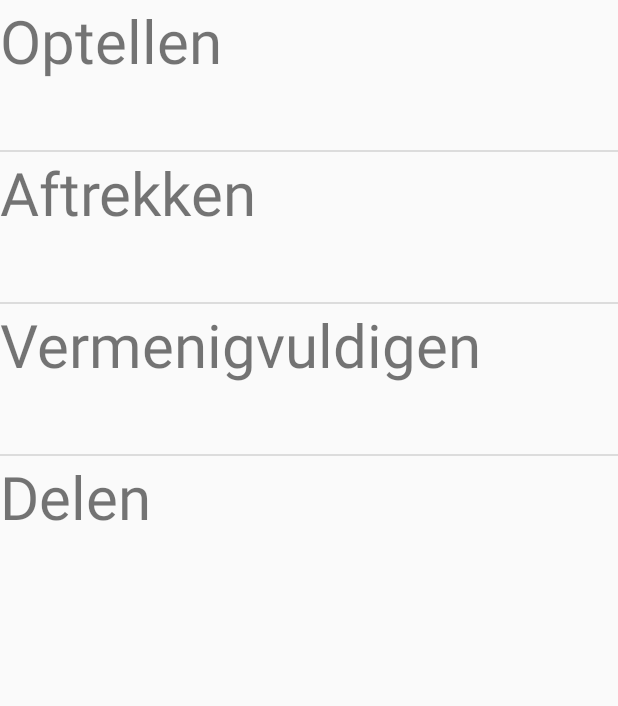
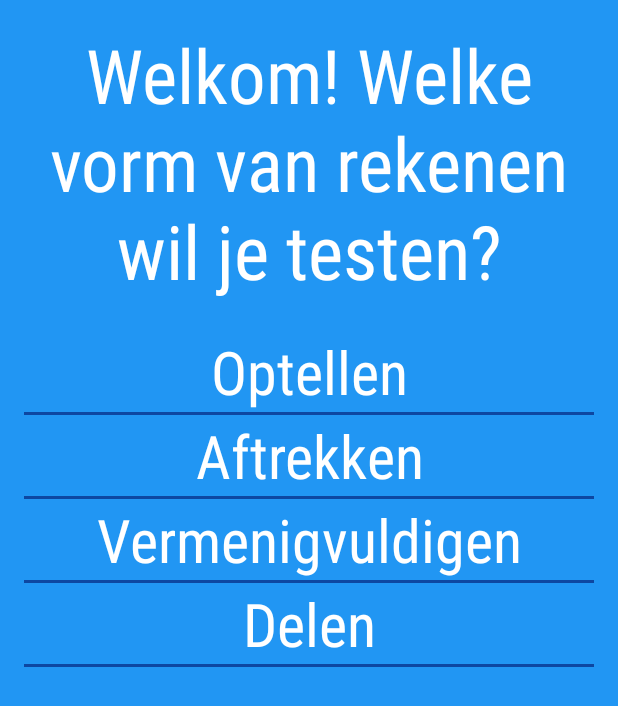
Before and after one commit to michielpauw/tutor-tool, an Android app: the screen it shows after launch (MainActivity), on a phone screen of 412 x 824 dp. Shown: the top 706 px of the screen. Run offline under Robolectric (Android 15) with nearby library versions, the phone set to English and light mode, and no system bars.

Commit message:
Made some progress in analysing multiple problems at once. Starting to look nice too!

```diff
--- a/app/src/main/AndroidManifest.xml
+++ b/app/src/main/AndroidManifest.xml
@@ -14,8 +14,10 @@
         android:label="@string/app_name"
         android:theme="@style/AppTheme" >
         <activity
+            android:screenOrientation="portrait"
             android:name=".MainActivity"
-            android:label="@string/app_name" >
+            android:label="@string/app_name"
+            android:theme="@style/RekenTheme" >
             <intent-filter>
                 <action android:name="android.intent.action.MAIN" />
 
@@ -23,6 +25,7 @@
             </intent-filter>
         </activity>
         <activity
+            android:screenOrientation="portrait"
             android:name=".ProblemActivity"
             android:label="@string/title_activity_reken"
             android:theme="@style/RekenTheme" >
--- a/app/src/main/java/nl/mprog/rekenbijles/MainActivity.java
+++ b/app/src/main/java/nl/mprog/rekenbijles/MainActivity.java
@@ -14,6 +14,7 @@ import android.view.View;
 import android.widget.AdapterView;
 import android.widget.ArrayAdapter;
 import android.widget.ListView;
+import android.widget.TextView;
 
 public class MainActivity extends ListActivity implements AdapterView.OnItemClickListener {
 
@@ -30,6 +31,8 @@ public class MainActivity extends ListActivity implements AdapterView.OnItemClic
 
         setListAdapter(adapter);
         ListView l = this.getListView();
+        TextView text = (TextView) this.findViewById(R.id.textView);
+        text.setText("Welkom! Welke vorm van rekenen wil je testen?");
         l.setOnItemClickListener(this);
     }
 
--- a/app/src/main/res/layout/activity_main.xml
+++ b/app/src/main/res/layout/activity_main.xml
@@ -1,5 +1,39 @@
-<ListView xmlns:android="http://schemas.android.com/apk/res/android"
-  android:id="@android:id/list"
-  android:layout_width="match_parent"
-  android:layout_height="wrap_content" >
-</ListView>
+<RelativeLayout
+    xmlns:android="http://schemas.android.com/apk/res/android"
+    xmlns:tools="http://schemas.android.com/tools"
+    android:layout_width="match_parent"
+    android:layout_height="match_parent"
+    android:paddingBottom="@dimen/activity_vertical_margin"
+    android:paddingLeft="@dimen/activity_horizontal_margin"
+    android:paddingRight="@dimen/activity_horizontal_margin"
+    android:paddingTop="@dimen/activity_vertical_margin"
+    tools:context="nl.mprog.rekenbijles.ProblemActivity"
+    android:id="@+id/root_layout"
+    android:background="@color/primary1">
+    <TextView
+        android:layout_width="wrap_content"
+        android:layout_height="wrap_content"
+        android:textAppearance="?android:attr/textAppearanceLarge"
+        android:text="Large Text"
+        android:id="@+id/textView"
+        android:layout_alignParentTop="true"
+        android:layout_alignParentLeft="true"
+        android:layout_alignParentStart="true"
+        android:layout_alignRight="@android:id/list"
+        android:layout_alignEnd="@android:id/list"
+        android:gravity="center"
+        android:textColor="@color/white"
+        android:textSize="50dp"
+        android:fontFamily="sans-serif-condensed"/>
+    <ListView xmlns:android="http://schemas.android.com/apk/res/android"
+          android:id="@android:id/list"
+          android:layout_width="match_parent"
+          android:layout_height="match_parent"
+          android:divider="@color/primary2"
+          android:dividerHeight="2dip"
+          android:layout_alignParentLeft="true"
+          android:layout_alignParentStart="true"
+          android:layout_marginTop="20dp"
+          android:layout_below="@id/textView">
+    </ListView>
+</RelativeLayout>
--- a/app/src/main/res/layout/list_item.xml
+++ b/app/src/main/res/layout/list_item.xml
@@ -1,5 +1,9 @@
 <?xml version="1.0" encoding="utf-8"?>
 <TextView xmlns:android="http://schemas.android.com/apk/res/android"
     android:layout_width="fill_parent"
-    android:layout_height="100sp"
-    android:textSize="40sp" />
+    android:layout_height="wrap_content"
+    android:textSize="40sp"
+    android:fontFamily="sans-serif-condensed"
+    android:background="@color/primary1"
+    android:gravity="center"
+    android:textColor="@color/white"/>
--- /dev/null
+++ b/app/src/main/res/values/colors.xml
@@ -0,0 +1,9 @@
+<?xml version="1.0" encoding="utf-8"?>
+<resources>
+    <color name="white">#FFFFFF</color>
+    <color name="primary1">#2196F3</color>
+    <color name="primary2">#0D47A1</color>
+    <color name="primary3">#BBDEFB</color>
+    <color name="accent">#FF8A80</color>
+    <color name="black">#000000</color>
+</resources>
```
Also changed, not shown: app/src/main/java/nl/mprog/rekenbijles/AnalyzeAnswers.java (+116 -31 lines), app/src/main/java/nl/mprog/rekenbijles/DrawView.java (+63 -1 lines), app/src/main/java/nl/mprog/rekenbijles/FindBugs.java (+14 -15 lines), app/src/main/java/nl/mprog/rekenbijles/IterationGates.java (+43 -0 lines), app/src/main/java/nl/mprog/rekenbijles/ProblemActivity.java (+60 -23 lines), app/src/main/java/nl/mprog/rekenbijles/Tools.java (+66 -0 lines), app/src/main/java/nl/mprog/rekenbijles/UICreator.java (+100 -59 lines), app/src/main/res/layout/bug_list_item.xml (added, +7 -0 lines), 40 other files.
